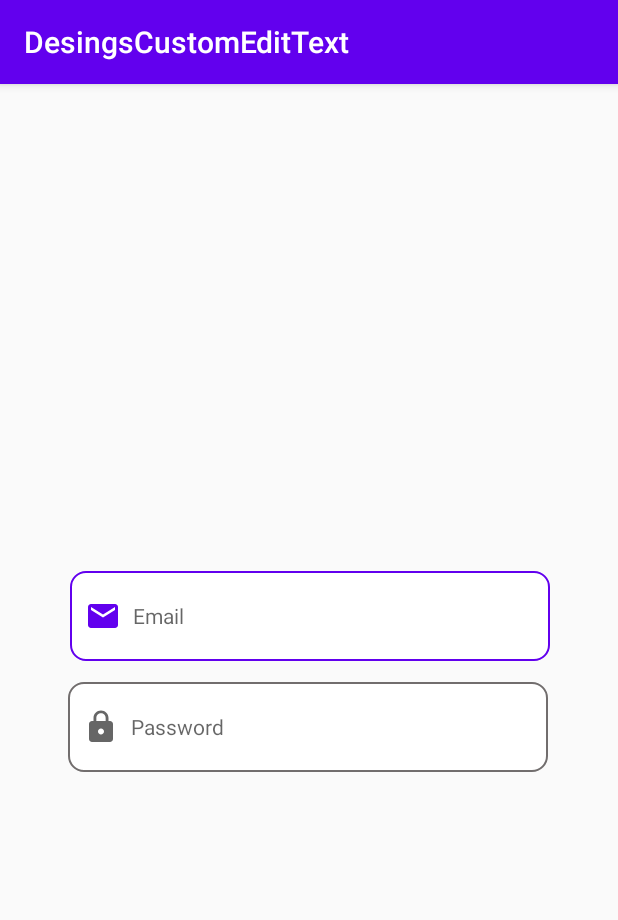
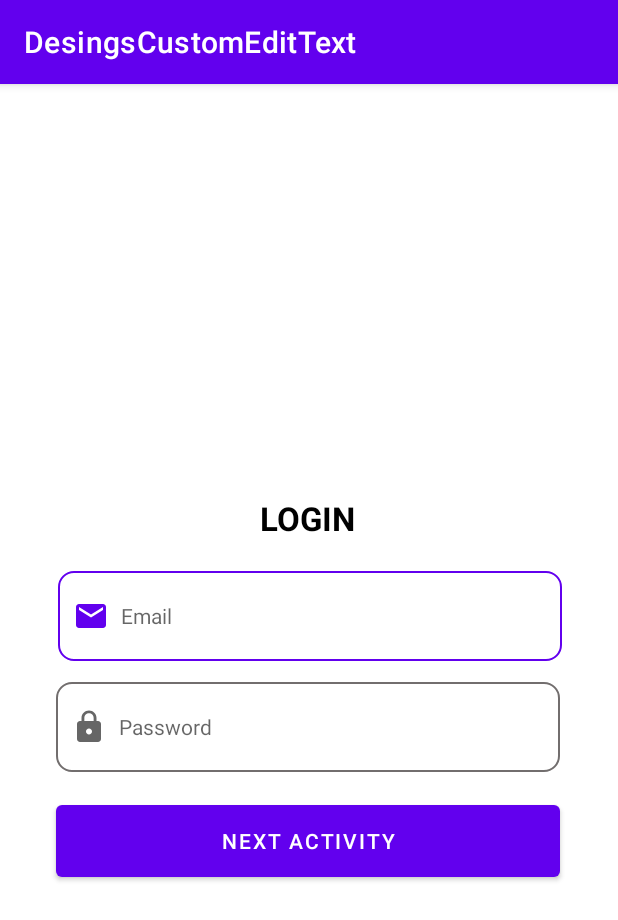
Before and after one commit to AndresRodriguezz/DesingEditText, an Android app: the screen it shows after launch (MainActivity), on a phone screen of 412 x 824 dp. Shown: the top 920 px of the screen. Run offline under Robolectric (Android 15) with nearby library versions, the phone set to English and light mode, and no system bars.

Commit message:
Second design

```diff
--- a/app/src/main/AndroidManifest.xml
+++ b/app/src/main/AndroidManifest.xml
@@ -9,6 +9,9 @@
         android:roundIcon="@mipmap/ic_launcher_round"
         android:supportsRtl="true"
         android:theme="@style/AppTheme">
+        <activity
+            android:name=".SecondDisignActivity"
+            android:theme="@style/TransparentStatus" />
         <activity android:name=".MainActivity">
             <intent-filter>
                 <action android:name="android.intent.action.MAIN" />
--- a/app/src/main/java/co/and/desingscustomedittext/MainActivity.java
+++ b/app/src/main/java/co/and/desingscustomedittext/MainActivity.java
@@ -2,7 +2,10 @@ package co.and.desingscustomedittext;
 
 import androidx.appcompat.app.AppCompatActivity;
 
+import android.content.Intent;
 import android.os.Bundle;
+import android.view.View;
+import android.widget.Button;
 
 public class MainActivity extends AppCompatActivity {
 
@@ -10,5 +13,15 @@ public class MainActivity extends AppCompatActivity {
     protected void onCreate(Bundle savedInstanceState) {
         super.onCreate(savedInstanceState);
         setContentView(R.layout.activity_main);
+
+        Button btnNextActivity = findViewById(R.id.btnNextActivity);
+
+        btnNextActivity.setOnClickListener(new View.OnClickListener() {
+            @Override
+            public void onClick(View v) {
+                Intent mIntent = new Intent(MainActivity.this, SecondDisignActivity.class);
+                startActivity(mIntent);
+            }
+        });
     }
 }
--- a/app/src/main/res/layout/activity_main.xml
+++ b/app/src/main/res/layout/activity_main.xml
@@ -5,6 +5,20 @@
     android:layout_width="match_parent"
     android:layout_height="match_parent"
     tools:context=".MainActivity">
+
+    <TextView
+        android:layout_width="wrap_content"
+        android:layout_height="wrap_content"
+        android:text="LOGIN"
+        android:textColor="@color/design_default_color_on_secondary"
+        android:textSize="22sp"
+        android:textStyle="bold"
+        app:layout_constraintBottom_toTopOf="@+id/etEmail"
+        app:layout_constraintEnd_toEndOf="parent"
+        app:layout_constraintHorizontal_bias="0.498"
+        app:layout_constraintStart_toStartOf="parent"
+        app:layout_constraintTop_toTopOf="parent"
+        app:layout_constraintVertical_bias="0.931" />
 
     <EditText
         android:id="@+id/etEmail"
@@ -14,7 +28,7 @@
         android:paddingStart="10dp"
         android:paddingEnd="10dp"
         android:importantForAutofill="no"
-        android:ems="20"
+        android:ems="21"
         android:hint="@string/et_email"
         android:inputType="textEmailAddress"
         android:textSize="14sp"
@@ -35,7 +49,7 @@
         android:paddingStart="10dp"
         android:paddingEnd="10dp"
         android:autofillHints="no"
-        android:ems="20"
+        android:ems="21"
         android:hint="@string/et_password"
         android:inputType="textPassword"
         android:textSize="14sp"
@@ -47,6 +61,20 @@
         app:layout_constraintHorizontal_bias="0.493"
         app:layout_constraintStart_toStartOf="parent"
         app:layout_constraintTop_toBottomOf="@+id/etEmail"
-        app:layout_constraintVertical_bias="0.043" />
+        app:layout_constraintVertical_bias="0.043"
+        app:passwordToggleEnabled="true"/>
+
+    <Button
+        android:id="@+id/btnNextActivity"
+        android:layout_width="wrap_content"
+        android:layout_height="60dp"
+        android:ems="21"
+        android:text="@string/next_activity"
+        app:layout_constraintBottom_toBottomOf="parent"
+        app:layout_constraintEnd_toEndOf="parent"
+        app:layout_constraintHorizontal_bias="0.493"
+        app:layout_constraintStart_toStartOf="parent"
+        app:layout_constraintTop_toBottomOf="@+id/etPassword"
+        app:layout_constraintVertical_bias="0.065" />
 
 </androidx.constraintlayout.widget.ConstraintLayout>
--- a/app/src/main/res/values/strings.xml
+++ b/app/src/main/res/values/strings.xml
@@ -2,4 +2,7 @@
     <string name="app_name">DesingsCustomEditText</string>
     <string name="et_email">Email</string>
     <string name="et_password">Password</string>
+    <string name="next_activity">Next Activity</string>
+    <string name="name">Name</string>
+    <string name="title_create_new_user">Create New Count</string>
 </resources>
--- a/app/src/main/res/values/styles.xml
+++ b/app/src/main/res/values/styles.xml
@@ -1,10 +1,16 @@
-<resources>
+<resources xmlns:tools="http://schemas.android.com/tools">
     <!-- Base application theme. -->
-    <style name="AppTheme" parent="Theme.AppCompat.Light.DarkActionBar">
+    <style name="AppTheme" parent="Theme.MaterialComponents.Light.DarkActionBar">
         <!-- Customize your theme here. -->
         <item name="colorPrimary">@color/colorPrimary</item>
         <item name="colorPrimaryDark">@color/colorPrimaryDark</item>
         <item name="colorAccent">@color/colorAccent</item>
     </style>
+    <style name="TransparentStatus" parent="Theme.MaterialComponents.Light.NoActionBar">
+        <item name="colorPrimary">@color/colorPrimary</item>
+        <item name="colorPrimaryDark">@color/colorPrimaryDark</item>
+        <item name="colorAccent">@color/colorAccent</item>
+        <item name="android:windowTranslucentStatus" tools:targetApi="kitkat">true</item>
+    </style>
 
 </resources>
```
Also changed, not shown: app/build.gradle (+6 -1 lines), app/src/main/java/co/and/desingscustomedittext/SecondDisignActivity.java (added, +33 -0 lines), app/src/main/res/layout/activity_second_disign.xml (added, +104 -0 lines).
